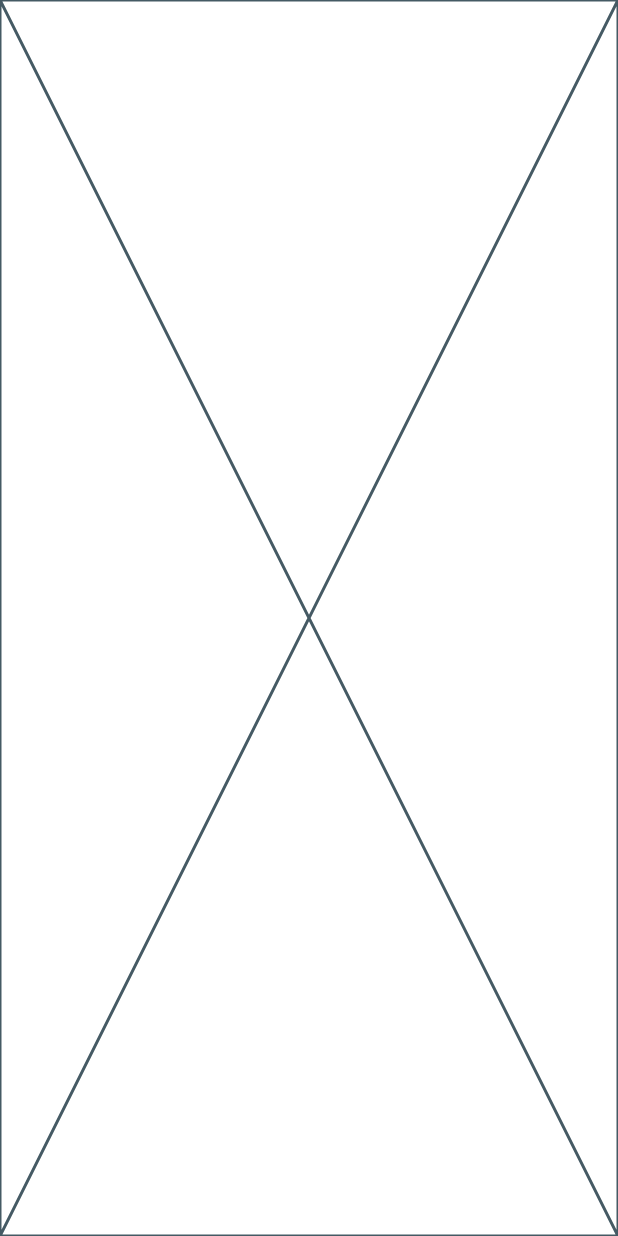
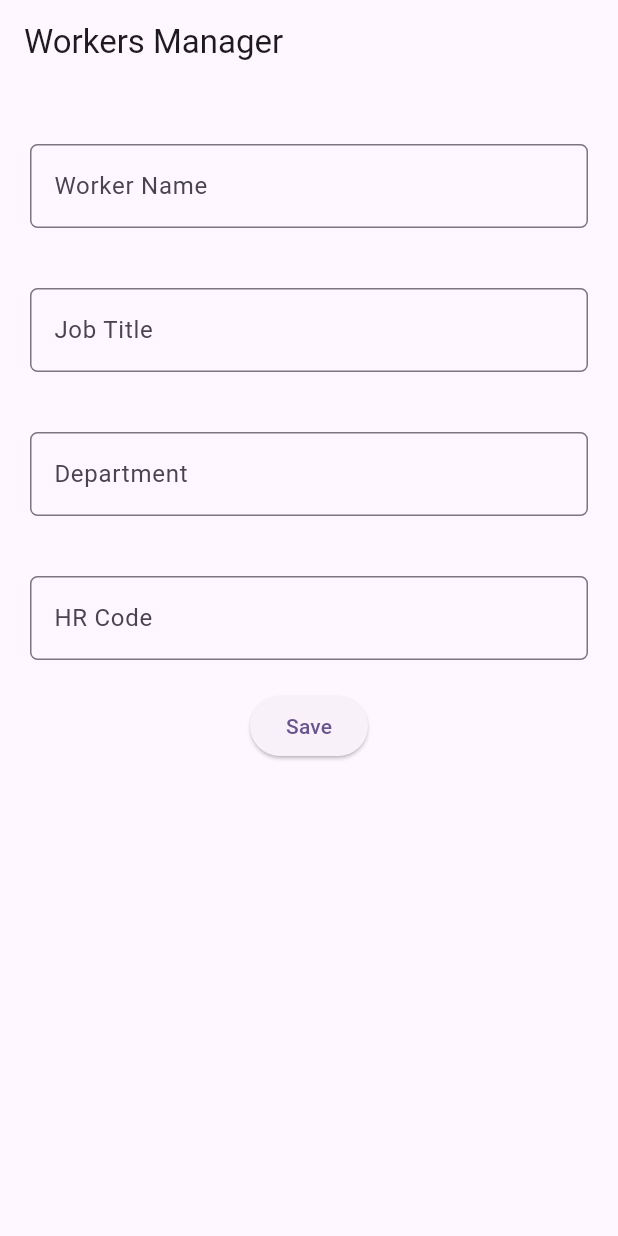
Before and after one commit to KingNarmar/tools_tracking, a Flutter app: the screen it shows after launch, on a phone screen of 412 x 824 dp. Run offline on Flutter 3.47's test engine with Material 3 defaults, Android fonts, the phone set to English and light mode, and no system bars; our stand-ins replace drift; accounts and stored records are empty; generated files the repository leaves out were written again.

Commit message:
workers page done

```diff
--- a/lib/data/app_database.dart
+++ b/lib/data/app_database.dart
@@ -53,6 +53,10 @@ class AppDatabase extends _$AppDatabase {
     await into(workers).insert(worker);
     return true;
   }
+
+  Future<List<Worker>> getAllWorkers() {
+    return select(workers).get();
+  }
 }
 
 LazyDatabase _openConnection() {
--- /dev/null
+++ b/lib/data/database_provider.dart
@@ -0,0 +1,9 @@
+import 'package:tools_tracking/data/app_database.dart';
+
+class DatabaseProvider {
+  late AppDatabase database;
+
+  DatabaseProvider() {
+    database = AppDatabase();
+  }
+}
--- a/lib/pages/workers_page.dart
+++ b/lib/pages/workers_page.dart
@@ -1,10 +1,85 @@
+import 'package:drift/drift.dart' show Value;
+
 import 'package:flutter/material.dart';
+import 'package:provider/provider.dart';
+import 'package:tools_tracking/data/app_database.dart';
+import 'package:tools_tracking/data/database_provider.dart';
+import 'package:tools_tracking/widgets/custom_text_field.dart';
 
-class WorkersPage extends StatelessWidget {
+class WorkersPage extends StatefulWidget {
   const WorkersPage({super.key});
 
   @override
+  State<WorkersPage> createState() => _WorkersPageState();
+}
+
+class _WorkersPageState extends State<WorkersPage> {
+  final _nameController = TextEditingController();
+  final _jobTitleController = TextEditingController();
+  final _departmentController = TextEditingController();
+  final _hrCodeController = TextEditingController();
+  @override
   Widget build(BuildContext context) {
-    return const Placeholder();
+    return Scaffold(
+      appBar: AppBar(title: Text("Workers Manager")),
+      body: Padding(
+        padding: EdgeInsets.all(20),
+        child: Column(
+          children: [
+            CustomTextField(hint: "Worker Name", controller: _nameController),
+            CustomTextField(hint: "Job Title", controller: _jobTitleController),
+            CustomTextField(
+              hint: "Department",
+              controller: _departmentController,
+            ),
+            CustomTextField(hint: "HR Code", controller: _hrCodeController),
+            ElevatedButton(
+              onPressed: () async {
+                final db = Provider.of<DatabaseProvider>(
+                  context,
+                  listen: false,
+                ).database;
+                final worker = WorkersCompanion(
+                  name: Value(_nameController.text.trim()),
+                  jobTitle: Value(_jobTitleController.text.trim()),
+                  department: Value(_departmentController.text.trim()),
+                  hrCode: Value(_hrCodeController.text.trim()),
+                );
+                final success = await db.addWorker(worker);
+                final allWorkers = await db.getAllWorkers();
+                for (final w in allWorkers) {
+                  print('${w.name} - ${w.jobTitle} - ${w.hrCode}');
+                }
+                if (!context.mounted) return;
+
+                if (success) {
+                  ScaffoldMessenger.of(context).showSnackBar(
+                    SnackBar(content: Text("Worker added successfully")),
+                  );
+                  _nameController.clear();
+                  _jobTitleController.clear();
+                  _departmentController.clear();
+                  _hrCodeController.clear();
+                } else {
+                  ScaffoldMessenger.of(context).showSnackBar(
+                    SnackBar(content: Text("This HR code already exists")),
+                  );
+                }
+              },
+              child: Text("Save"),
+            ),
+          ],
+        ),
+      ),
+    );
+  }
+
+  @override
+  void dispose() {
+    _nameController.dispose();
+    _jobTitleController.dispose();
+    _departmentController.dispose();
+    _hrCodeController.dispose();
+    super.dispose();
   }
 }
--- /dev/null
+++ b/lib/widgets/custom_text_field.dart
@@ -0,0 +1,24 @@
+import 'package:flutter/material.dart';
+
+class CustomTextField extends StatelessWidget {
+  const CustomTextField({
+    super.key,
+    required this.hint,
+    required this.controller,
+  });
+  final String hint;
+  final TextEditingController controller;
+  @override
+  Widget build(BuildContext context) {
+    return Padding(
+      padding: EdgeInsetsGeometry.symmetric(vertical: 20),
+      child: TextField(
+        controller: controller,
+        decoration: InputDecoration(
+          hintText: hint,
+          border: OutlineInputBorder(borderRadius: BorderRadius.circular(5)),
+        ),
+      ),
+    );
+  }
+}
--- a/pubspec.yaml
+++ b/pubspec.yaml
@@ -38,6 +38,7 @@ dependencies:
   sqlite3_flutter_libs: ^0.5.37
   path_provider: ^2.1.5
   path: ^1.9.1
+  provider: ^6.1.5
 
 dev_dependencies:
   flutter_test:
```
Also changed, not shown: lib/main.dart (+8 -16 lines), pubspec.lock.
